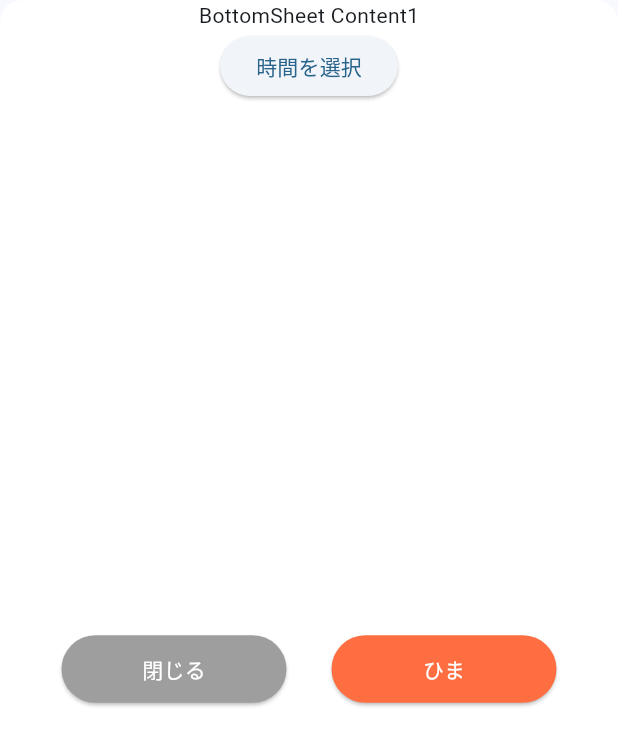
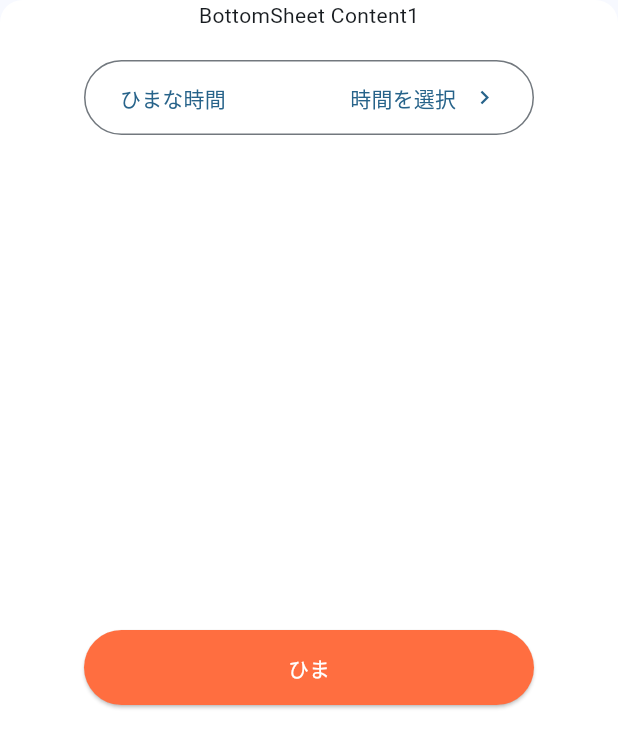
Before and after one commit to horiyu/hi-match, a Flutter app: the HimaModal widget shown alone on an empty page, opened directly, on a phone screen of 412 x 824 dp. Shown: the top 748 px of the screen. Run offline on Flutter 3.47's test engine with Material 3 defaults, Android fonts, the phone set to English and light mode, and no system bars; our stand-ins replace cloud_firestore, firebase_analytics, firebase_auth, firebase_core, flutter_datetime_picker_plus, hooks_riverpod and 1 more; accounts and stored records are empty.

Commit message:
HimaModalウィジェットのボタンをOutlinedButtonに変更し、選択された日時の表示を改善。ボタンのスタイルを更新し、UIを整えた。

```diff
--- a/lib/hima_modal.dart
+++ b/lib/hima_modal.dart
@@ -26,7 +26,56 @@ class _HimaModalState extends State<HimaModal> {
       child: Column(
         children: [
           const Text('BottomSheet Content1'),
-          ElevatedButton(
+          const SizedBox(height: 20),
+          OutlinedButton(
+            style: ButtonStyle(
+              backgroundColor: WidgetStateProperty.all(Colors.white),
+              minimumSize: WidgetStateProperty.all(const Size(300, 50)),
+              maximumSize: WidgetStateProperty.all(const Size(300, 50)),
+            ),
+            child: Row(
+              mainAxisAlignment: MainAxisAlignment.spaceBetween,
+              children: [
+                const Text('ひまな時間'),
+                Row(
+                  children: [
+                    if (selectedDate == null)
+                      const Text('時間を選択')
+                    else
+                      Column(
+                        crossAxisAlignment: CrossAxisAlignment.end,
+                        children: [
+                          Text(
+                            '〜 ${selectedDate!.hour.toString().padLeft(2, '0')}:${selectedDate!.minute.toString().padLeft(2, '0')}',
+                          ),
+                          Builder(
+                            builder: (context) {
+                              final now = DateTime.now();
+                              final difference = selectedDate!.isBefore(now)
+                                  ? selectedDate!
+                                      .add(const Duration(days: 1))
+                                      .difference(now)
+                                  : selectedDate!.difference(now);
+                              final differenceText = difference.inMinutes >= 60
+                                  ? '${difference.inHours}時間 ${difference.inMinutes.remainder(60).toString().padLeft(2, '0')}分'
+                                  : '${difference.inMinutes.toString().padLeft(2, '0')}分間';
+                              return Text(
+                                differenceText,
+                                style: const TextStyle(
+                                    fontSize: 10, color: Colors.grey),
+                              );
+                            },
+                          ),
+                        ],
+                      ),
+                    const SizedBox(width: 10),
+                    const Icon(
+                      Icons.chevron_right,
+                    ),
+                  ],
+                ),
+              ],
+            ),
             onPressed: () async {
               await showCustomTimePicker(
                 sheetHeight: 500,
@@ -41,11 +90,6 @@ class _HimaModalState extends State<HimaModal> {
                 context: context,
               );
             },
-            child: Text(
-              selectedDate == null
-                  ? '時間を選択'
-                  : '${selectedDate!.hour.toString().padLeft(2, '0')}:${selectedDate!.minute.toString().padLeft(2, '0')}',
-            ),
           ),
           Expanded(child: Container()),
           Padding(
@@ -53,23 +97,23 @@ class _HimaModalState extends State<HimaModal> {
             child: Row(
               mainAxisAlignment: MainAxisAlignment.center,
               children: [
-                ElevatedButton(
-                  style: ButtonStyle(
-                    backgroundColor: WidgetStateProperty.all(Colors.grey),
-                    minimumSize: WidgetStateProperty.all(const Size(150, 45)),
-                  ),
-                  child: const Text(
-                    '閉じる',
-                    style: TextStyle(color: Colors.white),
-                  ),
-                  onPressed: () => Navigator.of(context).pop(),
-                ),
-                const SizedBox(width: 30),
+                // ElevatedButton(
+                //   style: ButtonStyle(
+                //     backgroundColor: WidgetStateProperty.all(Colors.grey),
+                //     minimumSize: WidgetStateProperty.all(const Size(150, 45)),
+                //   ),
+                //   child: const Text(
+                //     '閉じる',
+                //     style: TextStyle(color: Colors.white),
+                //   ),
+                //   onPressed: () => Navigator.of(context).pop(),
+                // ),
+                // const SizedBox(width: 30),
                 ElevatedButton(
                   style: ButtonStyle(
                     backgroundColor:
                         WidgetStateProperty.all(Colors.deepOrangeAccent),
-                    minimumSize: WidgetStateProperty.all(const Size(150, 45)),
+                    minimumSize: WidgetStateProperty.all(const Size(300, 50)),
                   ),
                   child: const Text(
                     'ひま',
```
